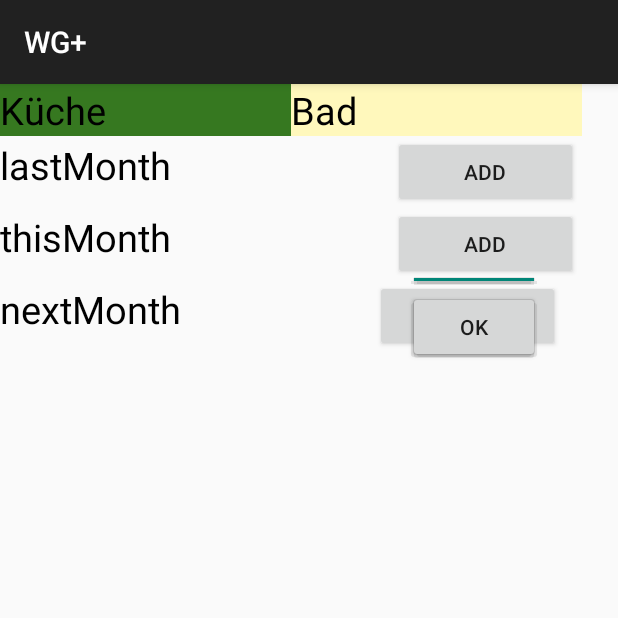
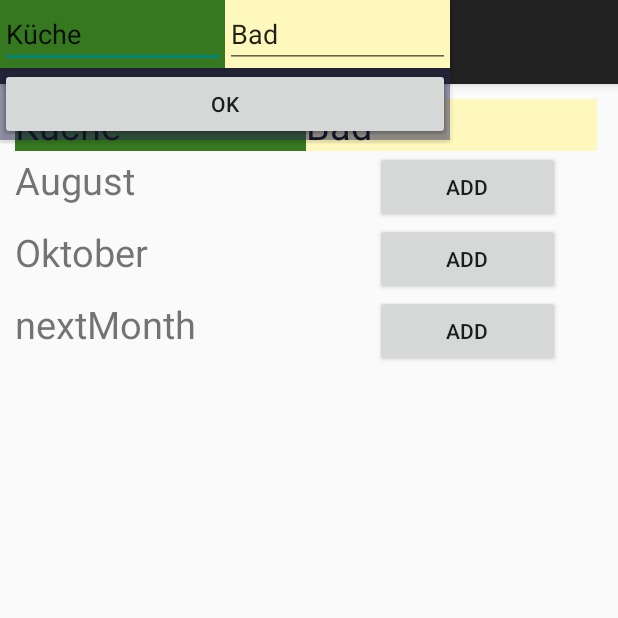
Before and after one commit to SDob1993/WGPlus05, an Android app: the Putzplan screen opened directly, with no data from a screen before it, after a tap on "ADD", on a phone screen of 412 x 824 dp, the top half of it. Run offline under Robolectric (Android 15) with nearby library versions, the phone set to English and light mode, and no system bars.

Commit message:
Putzplan funktioniert jetzt in etwa, aber daten sind weg wenn man zurückgeht oder die app schließt

```diff
--- a/app/build.gradle
+++ b/app/build.gradle
@@ -5,7 +5,7 @@ android {
     buildToolsVersion "26.0.0"
     defaultConfig {
         applicationId "ur.mi.android.wgplus05"
-        minSdkVersion 16
+        minSdkVersion 23
         targetSdkVersion 25
         versionCode 1
         versionName "1.0"
--- a/app/src/main/AndroidManifest.xml
+++ b/app/src/main/AndroidManifest.xml
@@ -21,7 +21,9 @@
         <activity android:name=".toDoList" />
         <activity android:name=".Settings" />
         <activity android:name=".FotoWand" />
-        <activity android:name=".Putzplan">
+        <activity android:name=".Putzplan"
+            android:windowSoftInputMode="adjustResize"
+            >
 
         </activity>
     </application>
--- a/app/src/main/java/ur/mi/android/wgplus05/Putzplan.java
+++ b/app/src/main/java/ur/mi/android/wgplus05/Putzplan.java
@@ -1,11 +1,16 @@
 package ur.mi.android.wgplus05;
 
+import android.graphics.drawable.BitmapDrawable;
 import android.graphics.drawable.ColorDrawable;
+import android.icu.util.Calendar;
+import android.icu.util.GregorianCalendar;
+import android.os.Build;
 import android.support.v7.app.ActionBar;
 import android.support.v7.app.ActionBarActivity;
 import android.os.Bundle;
 import android.view.Gravity;
 import android.view.View;
+import android.widget.ArrayAdapter;
 import android.widget.Button;
 import android.widget.CalendarView;
 import android.widget.EditText;
@@ -14,13 +19,40 @@ import android.widget.PopupWindow;
 import android.widget.TextView;
 import android.widget.Toast;
 
+import java.util.ArrayList;
+import java.util.Date;
 import java.util.HashMap;
+import java.util.Locale;
 
 public class Putzplan extends ActionBarActivity {
 
     private Button addUserLastMonth;
     private Button addUserThisMonth;
     private Button addUserNextMonth;
+
+    private TextView lastMonth;
+    private TextView thisMonth;
+    private TextView nextMonth;
+
+    private ArrayList ArrayListUserLastMonthKueche;
+    private ArrayList ArrayListUserLastMonthBad;
+    private ArrayList ArrayListUserThisMonthKueche;
+    private ArrayList ArrayListUserThisMonthBad;
+    private ArrayList ArrayListUserNextMonthKueche;
+    private ArrayList ArrayListUserNextMonthBad;
+
+    private ArrayList currentArrayListUserKueche;
+    private ArrayList currentArrayListUserBad;
+
+    private ArrayAdapter ArrayAdapterListUserLastMonthKueche;
+    private ArrayAdapter ArrayAdapterListUserLastMonthBad;
+    private ArrayAdapter ArrayAdapterListUserThisMonthKueche;
+    private ArrayAdapter ArrayAdapterListUserThisMonthBad;
+    private ArrayAdapter ArrayAdapterListUserNextMonthKueche;
+    private ArrayAdapter ArrayAdapterListUserNextMonthBad;
+
+    private ArrayAdapter currentArrayAdapterListUserKueche;
+    private ArrayAdapter currentArrayAdapterListUserBad;
 
     private ListView ListUserLastMonthKueche;
     private ListView ListUserLastMonthBad;
@@ -30,41 +62,109 @@ public class Putzplan extends ActionBarActivity {
     private ListView ListUserNextMonthBad;
 
 
+
     @Override
     protected void onCreate(Bundle savedInstanceState) {
         super.onCreate(savedInstanceState);
         setContentView(R.layout.activity_putzplan);
 
+        initTextViews();
         initListViews();
         initButtons();
         initOnClickListener();
+        setUpListViews();
+
+
+    }
+
+    public static String getStringMonth(int month){
+        String[] monthNames = {"Januar", "Februar", "März", "April", "Mai", "Juni", "July", "August", "September", "Oktober", "November", "Dezember"};
+        return monthNames[month];
+    }
+
+    private void initTextViews(){
+        if(Integer.valueOf(Build.VERSION.SDK_INT) > 23) {
+            Calendar c = Calendar.getInstance();
+            lastMonth = (TextView) findViewById(R.id.lastMonth);
+            lastMonth.setText(getStringMonth(c.get(Calendar.MONTH)-1));
+            thisMonth = (TextView) findViewById(R.id.thisMonth);
+            thisMonth.setText(getStringMonth(c.get(Calendar.MONTH)));
+            nextMonth = (TextView) findViewById(R.id.thisMonth);
+            nextMonth.setText(getStringMonth(c.get(Calendar.MONTH)+1));
+
+        }
+    }
+
+    private void setUpListViews(){
+        ArrayListUserLastMonthKueche  = new ArrayList<String>();
+        ArrayAdapterListUserLastMonthKueche = new ArrayAdapter<String>(this, android.R.layout.simple_list_item_1,ArrayListUserLastMonthKueche);
+        ListUserLastMonthKueche.setAdapter(ArrayAdapterListUserLastMonthKueche);
+
+        ArrayListUserLastMonthBad  = new ArrayList<String>();
+        ArrayAdapterListUserLastMonthBad = new ArrayAdapter<String>(this, android.R.layout.simple_list_item_1,ArrayListUserLastMonthBad);
+        ListUserLastMonthBad.setAdapter(ArrayAdapterListUserLastMonthBad);
+
+        ArrayListUserThisMonthKueche  = new ArrayList<String>();
+        ArrayAdapterListUserThisMonthKueche = new ArrayAdapter<String>(this, android.R.layout.simple_list_item_1,ArrayListUserThisMonthKueche);
+        ListUserThisMonthKueche.setAdapter(ArrayAdapterListUserThisMonthKueche);
+
+        ArrayListUserThisMonthBad  = new ArrayList<String>();
+        ArrayAdapterListUserThisMonthBad = new ArrayAdapter<String>(this, android.R.layout.simple_list_item_1,ArrayListUserThisMonthBad);
+        ListUserThisMonthBad.setAdapter(ArrayAdapterListUserThisMonthBad);
+
+        ArrayListUserNextMonthKueche  = new ArrayList<String>();
+        ArrayAdapterListUserNextMonthKueche = new ArrayAdapter<String>(this, android.R.layout.simple_list_item_1,ArrayListUserNextMonthKueche);
+        ListUserNextMonthKueche.setAdapter(ArrayAdapterListUserNextMonthKueche);
+
+        ArrayListUserNextMonthBad  = new ArrayList<String>();
+        ArrayAdapterListUserNextMonthBad = new ArrayAdapter<String>(this, android.R.layout.simple_list_item_1,ArrayListUserNextMonthBad);
+        ListUserNextMonthBad.setAdapter(ArrayAdapterListUserNextMonthBad);
     }
 
     private void initOnClickListener() {
         addUserLastMonth.setOnClickListener(new View.OnClickListener() {
             @Override
             public void onClick(View view) {
+                currentArrayAdapterListUserKueche = ArrayAdapterListUserLastMonthKueche;
+                currentArrayAdapterListUserBad = ArrayAdapterListUserLastMonthBad;
+                currentArrayListUserKueche = ArrayListUserLastMonthKueche;
+                currentArrayListUserBad = ArrayListUserLastMonthBad;
+
                 showPopup(view);
             }
         });
         addUserThisMonth.setOnClickListener(new View.OnClickListener() {
             @Override
             public void onClick(View view) {
+                currentArrayAdapterListUserKueche = ArrayAdapterListUserThisMonthKueche;
+                currentArrayAdapterListUserBad = ArrayAdapterListUserThisMonthBad;
+                currentArrayListUserKueche = ArrayListUserThisMonthKueche;
+                currentArrayListUserBad = ArrayListUserThisMonthBad;
+
+                showPopup(view);
 
             }
         });
         addUserNextMonth.setOnClickListener(new View.OnClickListener() {
             @Override
             public void onClick(View view) {
+                currentArrayAdapterListUserKueche = ArrayAdapterListUserNextMonthKueche;
+                currentArrayAdapterListUserBad = ArrayAdapterListUserNextMonthBad;
+                currentArrayListUserKueche = ArrayListUserNextMonthKueche;
+                currentArrayListUserBad = ArrayListUserNextMonthBad;
+
+                showPopup(view);
 
             }
         });
+
     }
 
     private void initButtons() {
         addUserLastMonth = (Button) findViewById(R.id.button_add_lastMonth);
         addUserThisMonth = (Button) findViewById(R.id.button_add_thisMonth);
         addUserNextMonth = (Button) findViewById(R.id.button_add_nextMonth);
+
     }
 
     private void initListViews(){
@@ -76,21 +176,30 @@ public class Putzplan extends ActionBarActivity {
         ListUserNextMonthBad = (ListView) findViewById(R.id.list_nextMonth_bad);
     }
 
-    public String showPopup(View anchorView) {
+    public void showPopup(View anchorView) {
 
-        View popupView = getLayoutInflater().inflate(R.layout.layout_user_popup, null);
+        final View popupView = getLayoutInflater().inflate(R.layout.layout_user_popup, null);
 
-        PopupWindow popupWindow = new PopupWindow(popupView,
+        final PopupWindow popupWindow = new PopupWindow(popupView,
                 ActionBar.LayoutParams.WRAP_CONTENT, ActionBar.LayoutParams.WRAP_CONTENT);
+        popupWindow.showAtLocation(popupView, Gravity.CENTER,0,0);
+
 
         // Example: If you have a TextView inside `popup_layout.xml`
-        EditText editText = (EditText) findViewById(R.id.edit1);
-        editText.getText().toString();
+        final EditText editText1 = (EditText) popupView.findViewById(R.id.edit1);
+
+        final EditText editText2 = (EditText) popupView.findViewById(R.id.edit2);
+
+        final Button button = (Button) popupView.findViewById(R.id.ok_button);
+
+
 
 
 
         // If the PopupWindow should be focusable
         popupWindow.setFocusable(true);
+        popupWindow.update();
+
 
         // If you need the PopupWindow to dismiss when when touched outside
         popupWindow.setBackgroundDrawable(new ColorDrawable());
@@ -104,7 +213,24 @@ public class Putzplan extends ActionBarActivity {
         popupWindow.showAtLocation(anchorView, Gravity.NO_GRAVITY,
                 location[0], location[1] + anchorView.getHeight());
 
-        return editText.getText().toString();
+        button.setOnClickListener(new View.OnClickListener() {
+            @Override
+            public void onClick(View v) {
+                if(editText1.getText().toString().length() == 0 && editText2.getText().toString().length() == 0){
+                    Toast.makeText(getApplicationContext(),"Musst scho an Text eingeben",Toast.LENGTH_LONG).show();
+
+                }
+                if (editText1.getText().toString().length() != 0) {
+                    currentArrayListUserKueche.add(editText1.getText().toString());
+                    currentArrayAdapterListUserKueche.notifyDataSetChanged();
+                }
+                if (editText2.getText().toString().length() != 0) {
+                    currentArrayListUserBad.add(editText2.getText().toString());
+                    currentArrayAdapterListUserBad.notifyDataSetChanged();
+                }
+                popupWindow.dismiss();
+            }
+        });
 
     }
 
--- a/app/src/main/res/layout/activity_putzplan.xml
+++ b/app/src/main/res/layout/activity_putzplan.xml
@@ -1,9 +1,10 @@
 <?xml version="1.0" encoding="utf-8"?>
-<LinearLayout xmlns:android="http://schemas.android.com/apk/res/android"
-    xmlns:app="http://schemas.android.com/apk/res-auto"
-    xmlns:tools="http://schemas.android.com/tools"
-    android:layout_width="match_parent"
-    android:layout_height="match_parent"
+<ScrollView xmlns:android="http://schemas.android.com/apk/res/android"
+    android:layout_width="fill_parent"
+    android:layout_height="wrap_content"
+    android:orientation="vertical"
+    android:padding="10dp"
+    android:fillViewport="false"
     >
 
 
@@ -13,8 +14,7 @@
             android:layout_width="wrap_content"
             android:layout_height="wrap_content"
             android:orientation="vertical"
-            tools:layout_editor_absoluteX="8dp"
-            tools:layout_editor_absoluteY="8dp">
+            >
 
             <LinearLayout
                 android:layout_width="match_parent"
@@ -46,10 +46,9 @@
 
                 <TextView
                     android:id="@+id/lastMonth"
-                    android:layout_width="262dp"
+                    android:layout_width="240dp"
                     android:layout_height="wrap_content"
                     android:text="lastMonth"
-                    android:textColor="@color/Black"
                     android:textSize="25dp"
 
                     />
@@ -73,8 +72,8 @@
                 <ListView
                     android:id="@+id/list_lastMonth_kueche"
                     android:layout_width="194dp"
-                    android:layout_height="wrap_content"
-                    android:backgroundTint="@color/colorPrimary"
+                    android:layout_height="match_parent"
+                    android:background="@color/colorPrimary"
 
                     >
 
@@ -85,7 +84,7 @@
                     android:id="@+id/list_lastMonth_bad"
                     android:layout_width="194dp"
                     android:layout_height="wrap_content"
-                    android:backgroundTint="@color/colorPrimaryDark">
+                    android:background="@color/colorAccent">
 
 
                 </ListView>
@@ -99,10 +98,9 @@
 
                 <TextView
                     android:id="@+id/thisMonth"
-                    android:layout_width="262dp"
+                    android:layout_width="240dp"
                     android:layout_height="wrap_content"
                     android:text="thisMonth"
-                    android:textColor="@color/Black"
                     android:textSize="25dp"
 
                     />
@@ -126,13 +124,13 @@
                     android:id="@+id/list_thistMonth_kueche"
                     android:layout_width="194dp"
                     android:layout_height="wrap_content"
-                    android:backgroundTint="@color/colorPrimary"></ListView>
+                    android:background="@color/colorPrimary"></ListView>
 
                 <ListView
                     android:id="@+id/list_thisMonth_bad"
                     android:layout_width="194dp"
                     android:layout_height="wrap_content"
-                    android:backgroundTint="@color/colorPrimaryDark">
+                    android:background="@color/colorAccent">
 
 
                 </ListView>
@@ -146,10 +144,9 @@
 
                 <TextView
                     android:id="@+id/nextonth"
-                    android:layout_width="250dp"
+                    android:layout_width="240dp"
                     android:layout_height="wrap_content"
                     android:text="nextMonth"
-                    android:textColor="@color/Black"
                     android:textSize="25dp"
 
                     />
@@ -173,16 +170,16 @@
                     android:id="@+id/list_nexttMonth_kueche"
                     android:layout_width="194dp"
                     android:layout_height="wrap_content"
-                    android:backgroundTint="@color/colorPrimary"></ListView>
+                    android:background="@color/colorPrimary"></ListView>
 
                 <ListView
                     android:id="@+id/list_nextMonth_bad"
                     android:layout_width="194dp"
                     android:layout_height="wrap_content"
-                    android:backgroundTint="@color/colorPrimaryDark">
+                    android:background="@color/colorAccent">
 
 
                 </ListView>
             </LinearLayout>
         </LinearLayout>
-    </LinearLayout>
+    </ScrollView>
--- a/app/src/main/res/layout/layout_user_popup.xml
+++ b/app/src/main/res/layout/layout_user_popup.xml
@@ -1,18 +1,53 @@
-<LinearLayout xmlns:android="http://schemas.android.com/apk/res/android"
-    android:layout_width="match_parent"
-    android:layout_height="match_parent"
-    android:padding="10dp"
-    android:orientation="vertical">
+<LinearLayout
+    xmlns:android="http://schemas.android.com/apk/res/android"
+    android:orientation="vertical"
+    android:layout_height="fill_parent"
+    android:layout_width="305dp"
+    android:background="@color/colorPrimaryDark">
+
+<LinearLayout
+    android:orientation="horizontal"
+    android:layout_height="wrap_content"
+    android:layout_width="300dp">
+
+<LinearLayout   android:layout_weight="1"
+                android:layout_height="wrap_content"
+                android:layout_width="0dp"
+                android:background="@color/colorPrimary"
+    >
 
     <EditText
-        android:id="@+id/edit1"
         android:layout_width="match_parent"
         android:layout_height="wrap_content"
-        android:inputType="text" />
+        android:id="@+id/edit1"
+        android:text="Küche"
+        android:focusable="true"
+        android:focusableInTouchMode="true"/>
 
+</LinearLayout>
+
+<LinearLayout android:layout_weight="1"
+    android:layout_height="wrap_content"
+    android:layout_width="0dp"
+    android:background="@color/colorAccent">
+
+    <EditText
+        android:layout_width="match_parent"
+        android:layout_height="wrap_content"
+        android:id="@+id/edit2"
+        android:text="Bad"
+        android:focusable="true"
+        android:focusableInTouchMode="true"/>
+
+</LinearLayout>
+
+
+
+</LinearLayout>
     <Button
         android:layout_width="match_parent"
         android:layout_height="wrap_content"
-        android:text="Ok" />
+        android:id="@+id/ok_button"
+        android:text="OK"/>
 
 </LinearLayout>
--- a/app/src/main/res/values/colors.xml
+++ b/app/src/main/res/values/colors.xml
@@ -1,7 +1,7 @@
 <?xml version="1.0" encoding="utf-8"?>
 <resources>
     <color name="colorPrimary">#367820</color>
-    <color name="colorPrimaryDark">#632179</color>
+    <color name="colorPrimaryDark">#6336</color>
     <color name="colorAccent">#FFF8BC</color>
     <color name="Black">#000000</color>
 </resources>
```
Also changed, not shown: app/src/main/java/ur/mi/android/wgplus05/Database.java (added).
